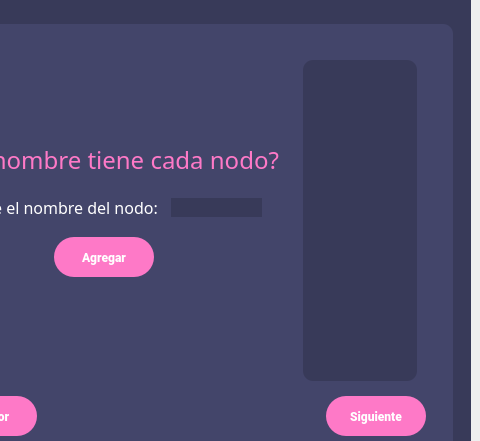
This is Views/Qt/FormWindowView.ui in NastMz/Grafos as Qt 5 draws it before an edit; both pictures show x 350 to 830 and y 89 to 530 of the 830 by 623 pixel window. The edited form follows.
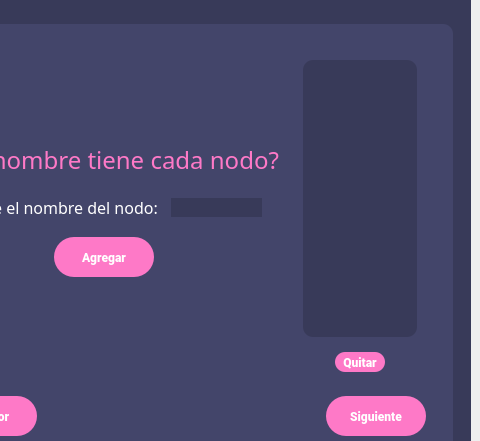
This is the edited form. The open tabs and pages were chosen to show the change.

Diff of the .ui file:
```diff
--- a/Views/Qt/FormWindowView.ui
+++ b/Views/Qt/FormWindowView.ui
@@ -1695,10 +1695,75 @@
                               <widget class="QListWidget" name="list_namenode">
                                <property name="styleSheet">
                                 <string notr="true">background-color: rgb(56, 58, 89);
-color: rgb(255, 255, 255);</string>
+color: rgb(98, 114, 164);</string>
                                </property>
                               </widget>
                              </item>
+                             <item>
+                              <widget class="QFrame" name="remove_frame">
+                               <property name="styleSheet">
+                                <string notr="true">QPushButton{
+	background-color: rgb(254, 121, 199);
+	color:#fff;
+	border: none;
+ 	border-radius: 10px;
+    font-weight: Bold;
+	font-family: Roboto Black;
+	min-width: 50px;
+	min-height: 20px;
+	cursor: pointer;
+}
+
+QPushButton:hover{
+	background-color: rgb(214,101,169);
+	color: rgb(255, 255, 255);
+	border-radius: 10px;
+	font-weight: Bold
+}</string>
+                               </property>
+                               <property name="frameShape">
+                                <enum>QFrame::StyledPanel</enum>
+                               </property>
+                               <property name="frameShadow">
+                                <enum>QFrame::Raised</enum>
+                               </property>
+                               <layout class="QHBoxLayout" name="horizontalLayout_31">
+                                <item>
+                                 <spacer name="horizontalSpacer_30">
+                                  <property name="orientation">
+                                   <enum>Qt::Horizontal</enum>
+                                  </property>
+                                  <property name="sizeHint" stdset="0">
+                                   <size>
+                                    <width>40</width>
+                                    <height>20</height>
+                                   </size>
+                                  </property>
+                                 </spacer>
+                                </item>
+                                <item>
+                                 <widget class="QPushButton" name="remove_btn">
+                                  <property name="text">
+                                   <string>Quitar</string>
+                                  </property>
+                                 </widget>
+                                </item>
+                                <item>
+                                 <spacer name="horizontalSpacer_31">
+                                  <property name="orientation">
+                                   <enum>Qt::Horizontal</enum>
+                                  </property>
+                                  <property name="sizeHint" stdset="0">
+                                   <size>
+                                    <width>40</width>
+                                    <height>20</height>
+                                   </size>
+                                  </property>
+                                 </spacer>
+                                </item>
+                               </layout>
+                              </widget>
+                             </item>
                             </layout>
                            </widget>
                           </item>
```
Left out of the diff: 2 changed lines with no effect on the pictures.
